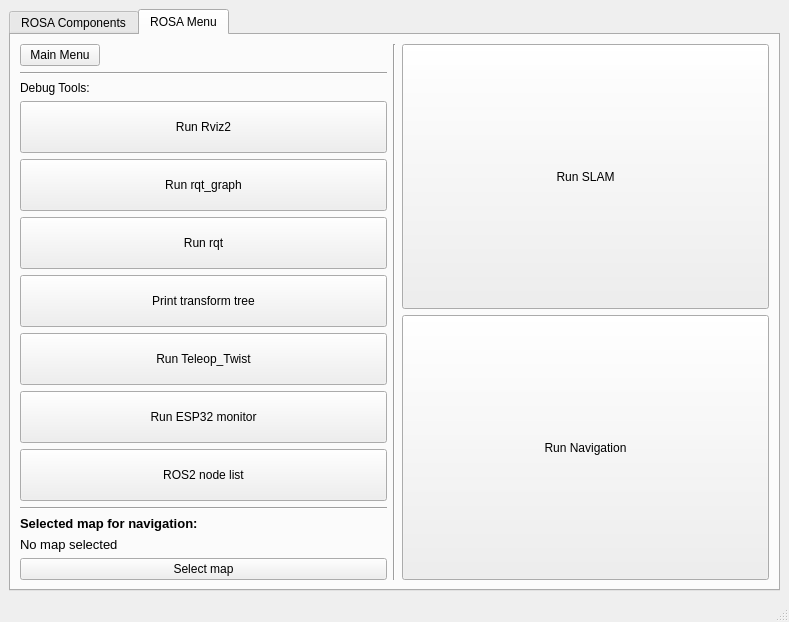
Old version of the form RoSA_Monitor/rosawindow.ui in the repository PabloNH00/RoSA_Monitor.
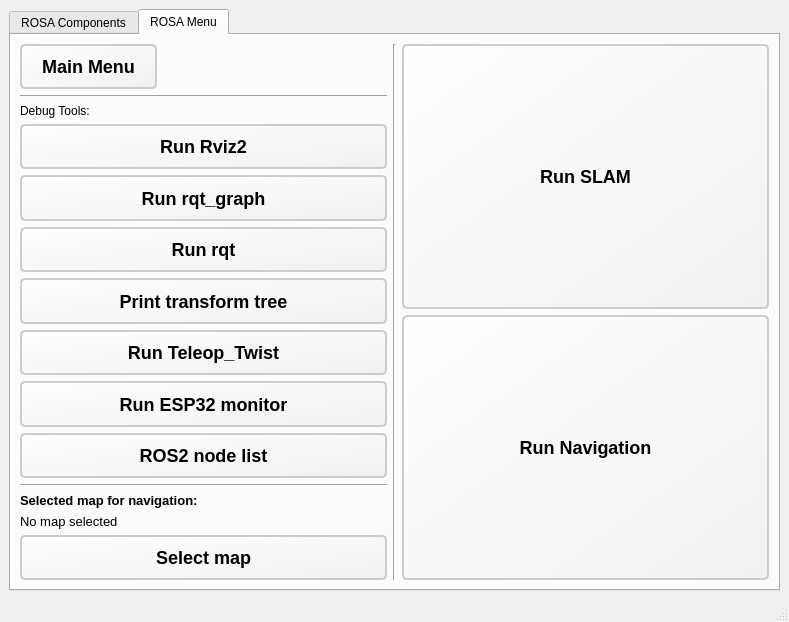
New version of the form. The open tabs and pages were chosen to show the change.

Diff of the .ui file:
```diff
--- a/RoSA_Monitor/rosawindow.ui
+++ b/RoSA_Monitor/rosawindow.ui
@@ -157,6 +157,24 @@
                   <verstretch>0</verstretch>
                  </sizepolicy>
                 </property>
+                <property name="styleSheet">
+                 <string notr="true">QPushButton {
+    font-family: &quot;Times New Roman&quot;;
+    font-size: 18px;  /* Fuente más grande (18px) */
+    font-weight: bold;
+    border: 2px solid #ccc;  /* Borde gris claro */
+    border-radius: 5px;  /* Bordes ligeramente redondeados */
+    padding: 10px 20px;  /* Relleno alrededor del texto */
+    background: qlineargradient(x1:0, y1:0, x2:1, y2:1, stop:0 white, stop:1 #f0f0f0);  /* Degradado de blanco a gris claro */
+    color: black;  /* Texto negro */
+}
+
+QPushButton:checked {
+    border-color: green;  /* Borde verde cuando esté marcado */
+    background-color: lightgreen;  /* Fondo verde claro cuando esté marcado */
+}
+</string>
+                </property>
                 <property name="text">
                  <string>Main Menu</string>
                 </property>
@@ -192,6 +210,24 @@
                     <verstretch>0</verstretch>
                    </sizepolicy>
                   </property>
+                  <property name="styleSheet">
+                   <string notr="true">QPushButton {
+    font-family: &quot;Times New Roman&quot;;
+    font-size: 18px;  /* Fuente más grande (18px) */
+    font-weight: bold;
+    border: 2px solid #ccc;  /* Borde gris claro */
+    border-radius: 5px;  /* Bordes ligeramente redondeados */
+    padding: 10px 20px;  /* Relleno alrededor del texto */
+    background: qlineargradient(x1:0, y1:0, x2:1, y2:1, stop:0 white, stop:1 #f0f0f0);  /* Degradado de blanco a gris claro */
+    color: black;  /* Texto negro */
+}
+
+QPushButton:checked {
+    border-color: green;  /* Borde verde cuando esté marcado */
+    background-color: lightgreen;  /* Fondo verde claro cuando esté marcado */
+}
+</string>
+                  </property>
                   <property name="text">
                    <string>Run Rviz2</string>
                   </property>
@@ -208,6 +244,24 @@
                     <verstretch>0</verstretch>
                    </sizepolicy>
                   </property>
+                  <property name="styleSheet">
+                   <string notr="true">QPushButton {
+    font-family: &quot;Times New Roman&quot;;
+    font-size: 18px;  /* Fuente más grande (18px) */
+    font-weight: bold;
+    border: 2px solid #ccc;  /* Borde gris claro */
+    border-radius: 5px;  /* Bordes ligeramente redondeados */
+    padding: 10px 20px;  /* Relleno alrededor del texto */
+    background: qlineargradient(x1:0, y1:0, x2:1, y2:1, stop:0 white, stop:1 #f0f0f0);  /* Degradado de blanco a gris claro */
+    color: black;  /* Texto negro */
+}
+
+QPushButton:checked {
+    border-color: green;  /* Borde verde cuando esté marcado */
+    background-color: lightgreen;  /* Fondo verde claro cuando esté marcado */
+}
+</string>
+                  </property>
                   <property name="text">
                    <string>Run rqt_graph</string>
                   </property>
@@ -224,6 +278,24 @@
                     <verstretch>0</verstretch>
                    </sizepolicy>
                   </property>
+                  <property name="styleSheet">
+                   <string notr="true">QPushButton {
+    font-family: &quot;Times New Roman&quot;;
+    font-size: 18px;  /* Fuente más grande (18px) */
+    font-weight: bold;
+    border: 2px solid #ccc;  /* Borde gris claro */
+    border-radius: 5px;  /* Bordes ligeramente redondeados */
+    padding: 10px 20px;  /* Relleno alrededor del texto */
+    background: qlineargradient(x1:0, y1:0, x2:1, y2:1, stop:0 white, stop:1 #f0f0f0);  /* Degradado de blanco a gris claro */
+    color: black;  /* Texto negro */
+}
+
+QPushButton:checked {
+    border-color: green;  /* Borde verde cuando esté marcado */
+    background-color: lightgreen;  /* Fondo verde claro cuando esté marcado */
+}
+</string>
+                  </property>
                   <property name="text">
                    <string>Run rqt</string>
                   </property>
@@ -240,6 +312,24 @@
                     <verstretch>0</verstretch>
                    </sizepolicy>
                   </property>
+                  <property name="styleSheet">
+                   <string notr="true">QPushButton {
+    font-family: &quot;Times New Roman&quot;;
+    font-size: 18px;  /* Fuente más grande (18px) */
+    font-weight: bold;
+    border: 2px solid #ccc;  /* Borde gris claro */
+    border-radius: 5px;  /* Bordes ligeramente redondeados */
+    padding: 10px 20px;  /* Relleno alrededor del texto */
+    background: qlineargradient(x1:0, y1:0, x2:1, y2:1, stop:0 white, stop:1 #f0f0f0);  /* Degradado de blanco a gris claro */
+    color: black;  /* Texto negro */
+}
+
+QPushButton:checked {
+    border-color: green;  /* Borde verde cuando esté marcado */
+    background-color: lightgreen;  /* Fondo verde claro cuando esté marcado */
+}
+</string>
+                  </property>
                   <property name="text">
                    <string>Print transform tree</string>
                   </property>
@@ -253,6 +343,24 @@
                     <verstretch>0</verstretch>
                    </sizepolicy>
                   </property>
+                  <property name="styleSheet">
+                   <string notr="true">QPushButton {
+    font-family: &quot;Times New Roman&quot;;
+    font-size: 18px;  /* Fuente más grande (18px) */
+    font-weight: bold;
+    border: 2px solid #ccc;  /* Borde gris claro */
+    border-radius: 5px;  /* Bordes ligeramente redondeados */
+    padding: 10px 20px;  /* Relleno alrededor del texto */
+    background: qlineargradient(x1:0, y1:0, x2:1, y2:1, stop:0 white, stop:1 #f0f0f0);  /* Degradado de blanco a gris claro */
+    color: black;  /* Texto negro */
+}
+
+QPushButton:checked {
+    border-color: green;  /* Borde verde cuando esté marcado */
+    background-color: lightgreen;  /* Fondo verde claro cuando esté marcado */
+}
+</string>
+                  </property>
                   <property name="text">
                    <string>Run Teleop_Twist</string>
                   </property>
@@ -269,6 +377,24 @@
                     <verstretch>0</verstretch>
                    </sizepolicy>
                   </property>
+                  <property name="styleSheet">
+                   <string notr="true">QPushButton {
+    font-family: &quot;Times New Roman&quot;;
+    font-size: 18px;  /* Fuente más grande (18px) */
+    font-weight: bold;
+    border: 2px solid #ccc;  /* Borde gris claro */
+    border-radius: 5px;  /* Bordes ligeramente redondeados */
+    padding: 10px 20px;  /* Relleno alrededor del texto */
+    background: qlineargradient(x1:0, y1:0, x2:1, y2:1, stop:0 white, stop:1 #f0f0f0);  /* Degradado de blanco a gris claro */
+    color: black;  /* Texto negro */
+}
+
+QPushButton:checked {
+    border-color: green;  /* Borde verde cuando esté marcado */
+    background-color: lightgreen;  /* Fondo verde claro cuando esté marcado */
+}
+</string>
+                  </property>
                   <property name="text">
                    <string>Run ESP32 monitor</string>
                   </property>
@@ -285,6 +411,24 @@
                     <verstretch>0</verstretch>
                    </sizepolicy>
                   </property>
+                  <property name="styleSheet">
+                   <string notr="true">QPushButton {
+    font-family: &quot;Times New Roman&quot;;
+    font-size: 18px;  /* Fuente más grande (18px) */
+    font-weight: bold;
+    border: 2px solid #ccc;  /* Borde gris claro */
+    border-radius: 5px;  /* Bordes ligeramente redondeados */
+    padding: 10px 20px;  /* Relleno alrededor del texto */
+    background: qlineargradient(x1:0, y1:0, x2:1, y2:1, stop:0 white, stop:1 #f0f0f0);  /* Degradado de blanco a gris claro */
+    color: black;  /* Texto negro */
+}
+
+QPushButton:checked {
+    border-color: green;  /* Borde verde cuando esté marcado */
+    background-color: lightgreen;  /* Fondo verde claro cuando esté marcado */
+}
+</string>
+                  </property>
                   <property name="text">
                    <string>ROS2 node list</string>
                   </property>
@@ -335,6 +479,24 @@
                 <height>16777215</height>
                </size>
               </property>
+              <property name="styleSheet">
+               <string notr="true">QPushButton {
+    font-family: &quot;Times New Roman&quot;;
+    font-size: 18px;  /* Fuente más grande (18px) */
+    font-weight: bold;
+    border: 2px solid #ccc;  /* Borde gris claro */
+    border-radius: 5px;  /* Bordes ligeramente redondeados */
+    padding: 10px 20px;  /* Relleno alrededor del texto */
+    background: qlineargradient(x1:0, y1:0, x2:1, y2:1, stop:0 white, stop:1 #f0f0f0);  /* Degradado de blanco a gris claro */
+    color: black;  /* Texto negro */
+}
+
+QPushButton:checked {
+    border-color: green;  /* Borde verde cuando esté marcado */
+    background-color: lightgreen;  /* Fondo verde claro cuando esté marcado */
+}
+</string>
+              </property>
               <property name="text">
                <string>Select map</string>
               </property>
@@ -359,6 +521,24 @@
                 <verstretch>0</verstretch>
                </sizepolicy>
               </property>
+              <property name="styleSheet">
+               <string notr="true">QPushButton {
+    font-family: &quot;Times New Roman&quot;;
+    font-size: 18px;  /* Fuente más grande (18px) */
+    font-weight: bold;
+    border: 2px solid #ccc;  /* Borde gris claro */
+    border-radius: 5px;  /* Bordes ligeramente redondeados */
+    padding: 10px 20px;  /* Relleno alrededor del texto */
+    background: qlineargradient(x1:0, y1:0, x2:1, y2:1, stop:0 white, stop:1 #f0f0f0);  /* Degradado de blanco a gris claro */
+    color: black;  /* Texto negro */
+}
+
+QPushButton:checked {
+    border-color: green;  /* Borde verde cuando esté marcado */
+    background-color: lightgreen;  /* Fondo verde claro cuando esté marcado */
+}
+</string>
+              </property>
               <property name="text">
                <string>Run SLAM</string>
               </property>
@@ -375,6 +555,24 @@
                 <verstretch>0</verstretch>
                </sizepolicy>
               </property>
+              <property name="styleSheet">
+               <string notr="true">QPushButton {
+    font-family: &quot;Times New Roman&quot;;
+    font-size: 18px;  /* Fuente más grande (18px) */
+    font-weight: bold;
+    border: 2px solid #ccc;  /* Borde gris claro */
+    border-radius: 5px;  /* Bordes ligeramente redondeados */
+    padding: 10px 20px;  /* Relleno alrededor del texto */
+    background: qlineargradient(x1:0, y1:0, x2:1, y2:1, stop:0 white, stop:1 #f0f0f0);  /* Degradado de blanco a gris claro */
+    color: black;  /* Texto negro */
+}
+
+QPushButton:checked {
+    border-color: green;  /* Borde verde cuando esté marcado */
+    background-color: lightgreen;  /* Fondo verde claro cuando esté marcado */
+}
+</string>
+              </property>
               <property name="text">
                <string>Run Navigation</string>
               </property>
```
Left out of the diff: 112 changed lines with no effect on the pictures.
